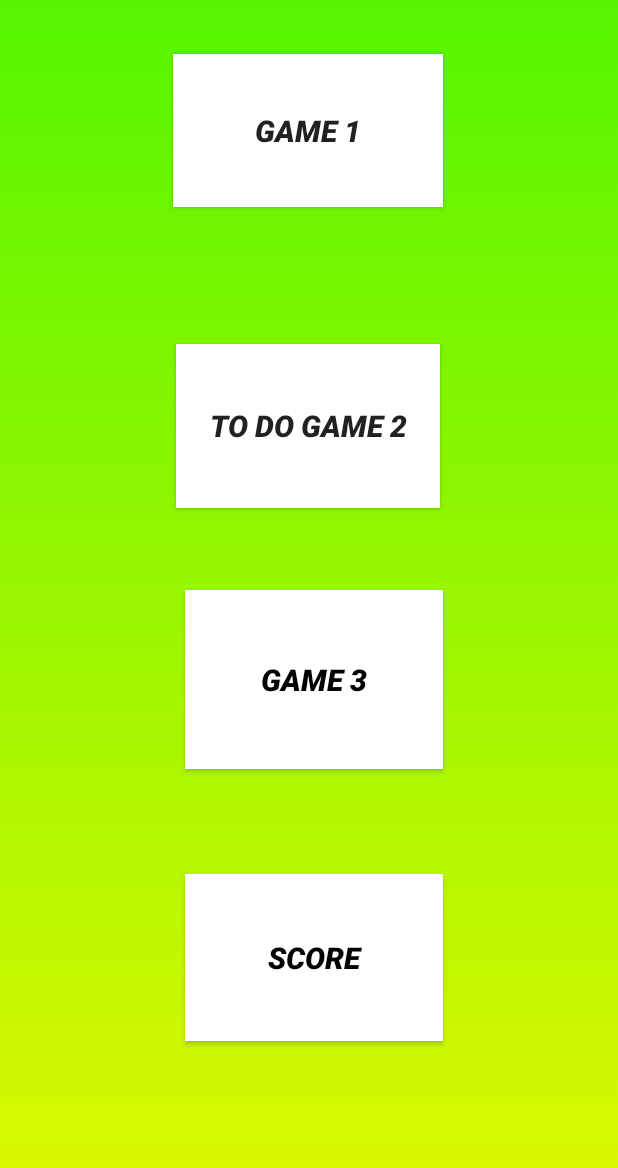
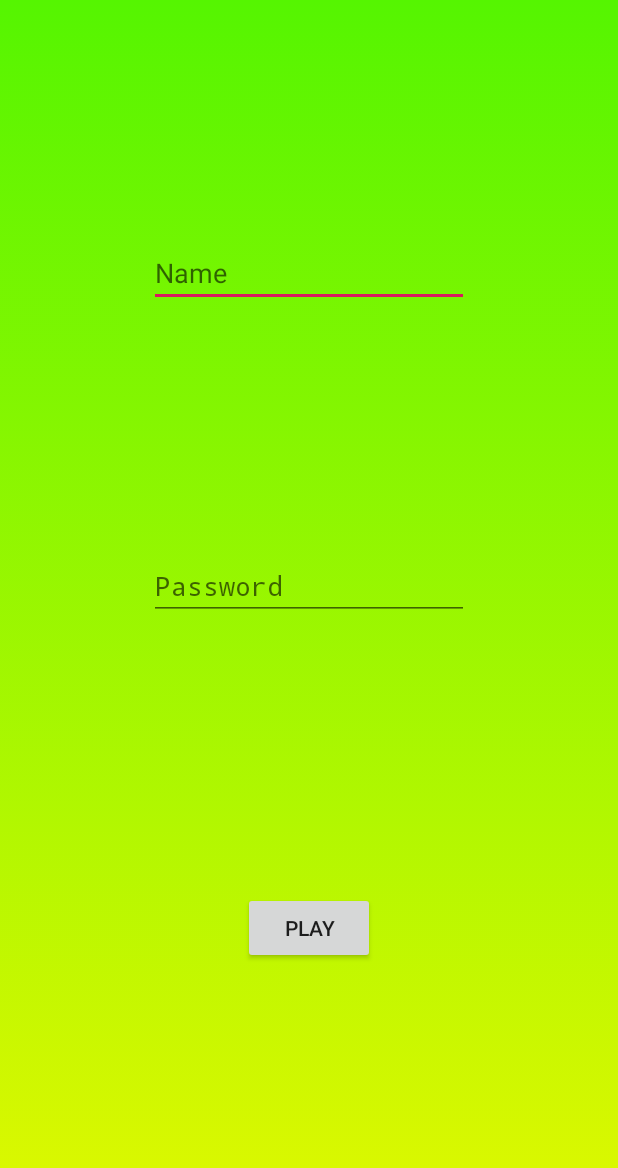
Before and after one commit to zohaibxrehman/Trio, an Android app: the screen it shows after launch (MainActivity), on a phone screen of 412 x 824 dp. Shown: the top 1168 px of the screen. Run offline under Robolectric (Android 15) with nearby library versions, the phone set to English and light mode, and no system bars.

```diff
--- a/phase1/app/src/main/java/com/example/game/Level3/Level3.java
+++ b/phase1/app/src/main/java/com/example/game/Level3/Level3.java
@@ -4,8 +4,10 @@ import android.app.Activity;
 import android.os.Bundle;
 import android.view.Window;
 import android.view.WindowManager;
+import android.widget.EditText;
 
 public class Level3 extends Activity {
+
 
     @Override
     protected void onCreate(Bundle savedInstanceState) {
--- a/phase1/app/src/main/java/com/example/game/MainActivity.java
+++ b/phase1/app/src/main/java/com/example/game/MainActivity.java
@@ -8,75 +8,44 @@ import android.view.View;
 import android.view.Window;
 import android.view.WindowManager;
 import android.widget.Button;
+import android.widget.EditText;
 
 import com.example.game.Level1.Level1;
 import com.example.game.Level3.Level3;
 
 
 public class MainActivity extends Activity implements View.OnClickListener{
-    private Button b1, b2, b3, b4;
-    private int saveGame1Count = 0;
-    private int saveGame2Count = 0;
+    EditText name, password;
+    Button login;
 
     @Override
     protected void onCreate(Bundle savedInstanceState) {
         super.onCreate(savedInstanceState);
-       // getWindow().setFlags(WindowManager.LayoutParams.FLAG_FULLSCREEN, WindowManager.LayoutParams.FLAG_FULLSCREEN);
-       // this.requestWindowFeature(Window.FEATURE_NO_TITLE);
-        setContentView(R.layout.activity_main);
-        b1 = (Button) findViewById(R.id.button1);
-        b2 = (Button) findViewById(R.id.button2);
-        b3 = (Button) findViewById(R.id.button3);
-        b4 = (Button) findViewById(R.id.button4);
-        b1.setOnClickListener(this);
-        b2.setOnClickListener(this);
-        b3.setOnClickListener(this);
-        b4.setOnClickListener(this);
-
+        getWindow().setFlags(WindowManager.LayoutParams.FLAG_FULLSCREEN, WindowManager.LayoutParams.FLAG_FULLSCREEN);
+        this.requestWindowFeature(Window.FEATURE_NO_TITLE);
+        setContentView(R.layout.activity_main2);
+        login = findViewById(R.id.login);
+        login.setOnClickListener(this);
     }
 
     @Override
     public void onClick(View v) {
-        switch(v.getId()) {
-            case R.id.button1:
-                Intent i = new Intent(this, Level1.class);
-                saveGame1Count = 0;
+        switch(v.getId()){
+            case R.id.login:
+                String name1 = name.getText().toString();
+                String name2 = name.getText().toString();
+                //do check if data aldready stored
+                if(data is stored){
+                    Intent i = new Intent(this, Main2Activity.class);
+                    startActivity(i);
+                }
+                if(data not stored){
+                    //store data
+                do storing;
+                Intent i = new Intent(this, Main2Activity.class);
                 startActivity(i);
-                break;
-            case R.id.button3:
-                Intent i3 = new Intent(this, Level3.class);
-                saveGame2Count = 0;
-                startActivity(i3);
-                break;
-            case R.id.button4:
-                if (saveGame1Count == 0 && saveGame2Count == 0){
-                    saveData(String.valueOf(Integer.valueOf(loadData("guest", "total"))+ com.example.game.Level1.GameManager.finalScore+com.example.game.Level3.GameManager.score),"guest", "total");
-                    saveGame1Count++;
-                    saveGame2Count++;
-                }else if(saveGame1Count == 0){
-                    saveData(String.valueOf(Integer.valueOf(loadData("guest", "total"))+ com.example.game.Level1.GameManager.finalScore),"guest", "total");
-                    saveGame1Count++;
-                } else if(saveGame2Count == 0){
-                    saveData(String.valueOf(Integer.valueOf(loadData("guest", "total"))+ com.example.game.Level3.GameManager.score),"guest", "total");
-                    saveGame2Count++;
-                }
-                Intent j = new Intent(this, GameStats.class);
-                startActivity(j);
-                break;
+            }
+                 break;
         }
     }
-
-    public void saveData(String score, String user, String game) {
-        SharedPreferences sharedPreferences = getSharedPreferences(user, MODE_PRIVATE);
-        SharedPreferences.Editor editor = sharedPreferences.edit();
-
-        editor.putString(game, score);
-
-        editor.apply();
-    }
-
-    public String loadData(String user, String game) {
-        SharedPreferences sharedPreferences = getSharedPreferences(user, MODE_PRIVATE);
-        return sharedPreferences.getString(game, "0");
-    }
 }
--- /dev/null
+++ b/phase1/app/src/main/res/layout/activity_main2.xml
@@ -0,0 +1,46 @@
+<?xml version="1.0" encoding="utf-8"?>
+<androidx.constraintlayout.widget.ConstraintLayout xmlns:android="http://schemas.android.com/apk/res/android"
+    xmlns:app="http://schemas.android.com/apk/res-auto"
+    xmlns:tools="http://schemas.android.com/tools"
+    android:layout_width="match_parent"
+    android:background="@drawable/gradient_background"
+    android:layout_height="match_parent"
+    tools:context=".Main2Activity">
+
+    <EditText
+        android:id="@+id/name"
+        android:layout_width="wrap_content"
+        android:layout_height="wrap_content"
+        android:ems="10"
+        android:hint="Name"
+        android:inputType="textPersonName"
+        app:layout_constraintBottom_toTopOf="@+id/editText2"
+        app:layout_constraintEnd_toEndOf="parent"
+        app:layout_constraintStart_toStartOf="parent"
+        app:layout_constraintTop_toTopOf="parent"
+        app:layout_constraintVertical_bias="0.493" />
+
+    <EditText
+        android:id="@+id/editText2"
+        android:layout_width="wrap_content"
+        android:layout_height="wrap_content"
+        android:layout_marginTop="216dp"
+        android:ems="10"
+        android:hint="Password"
+        android:inputType="textPassword"
+        app:layout_constraintBottom_toBottomOf="parent"
+        app:layout_constraintEnd_toEndOf="parent"
+        app:layout_constraintStart_toStartOf="parent"
+        app:layout_constraintTop_toTopOf="parent"
+        app:layout_constraintVertical_bias="0.27" />
+
+    <Button
+        android:id="@+id/login"
+        android:layout_width="wrap_content"
+        android:layout_height="wrap_content"
+        android:text="PLAY"
+        app:layout_constraintBottom_toBottomOf="parent"
+        app:layout_constraintEnd_toEndOf="parent"
+        app:layout_constraintStart_toStartOf="parent"
+        app:layout_constraintTop_toBottomOf="@+id/editText2" />
+</androidx.constraintlayout.widget.ConstraintLayout>
```
Also changed, not shown: phase1/app/src/main/AndroidManifest.xml (+4 -3 lines), phase1/app/src/main/java/com/example/game/Main2Activity.java (added, +82 -0 lines), 3 other files.
